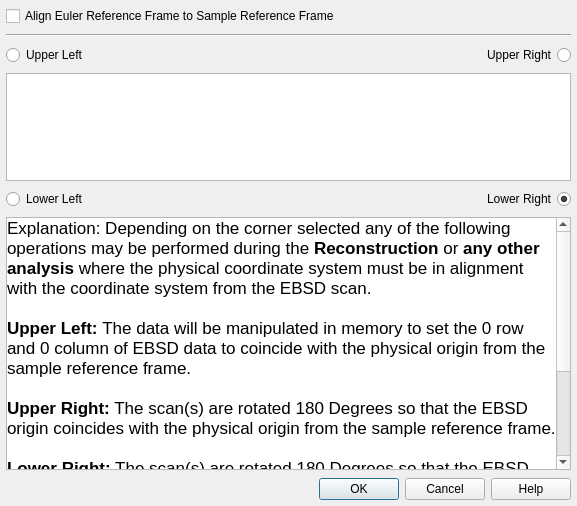
Old version of the form Source/Plugins/EbsdImport/UI/EbsdReferenceFrameDialog.ui in the repository BlueQuartzSoftware/DREAM3D.
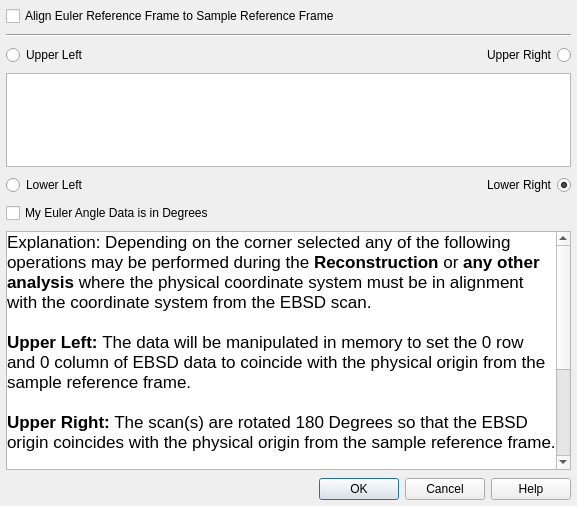
New version of the form.

Commit message: Adding checkbox option to convert degrees to radians when showing the EBSD data

The edit to the form file:
```diff
--- a/Source/Plugins/EbsdImport/UI/EbsdReferenceFrameDialog.ui
+++ b/Source/Plugins/EbsdImport/UI/EbsdReferenceFrameDialog.ui
@@ -20,7 +20,7 @@
    <property name="margin">
     <number>6</number>
    </property>
-   <item row="7" column="0" colspan="2">
+   <item row="8" column="0" colspan="2">
     <widget class="QDialogButtonBox" name="buttonBox">
      <property name="orientation">
       <enum>Qt::Horizontal</enum>
@@ -103,7 +103,7 @@
      </property>
     </widget>
    </item>
-   <item row="6" column="0" colspan="2">
+   <item row="7" column="0" colspan="2">
     <widget class="QScrollArea" name="m_ExplanationScrollArea">
      <property name="widgetResizable">
       <bool>true</bool>
@@ -161,6 +161,13 @@
      </widget>
     </widget>
    </item>
+   <item row="5" column="0">
+    <widget class="QCheckBox" name="degToRads">
+     <property name="text">
+      <string>My Euler Angle Data is in Degrees</string>
+     </property>
+    </widget>
+   </item>
   </layout>
  </widget>
  <resources/>
```
The commit also changes 3 other files.
